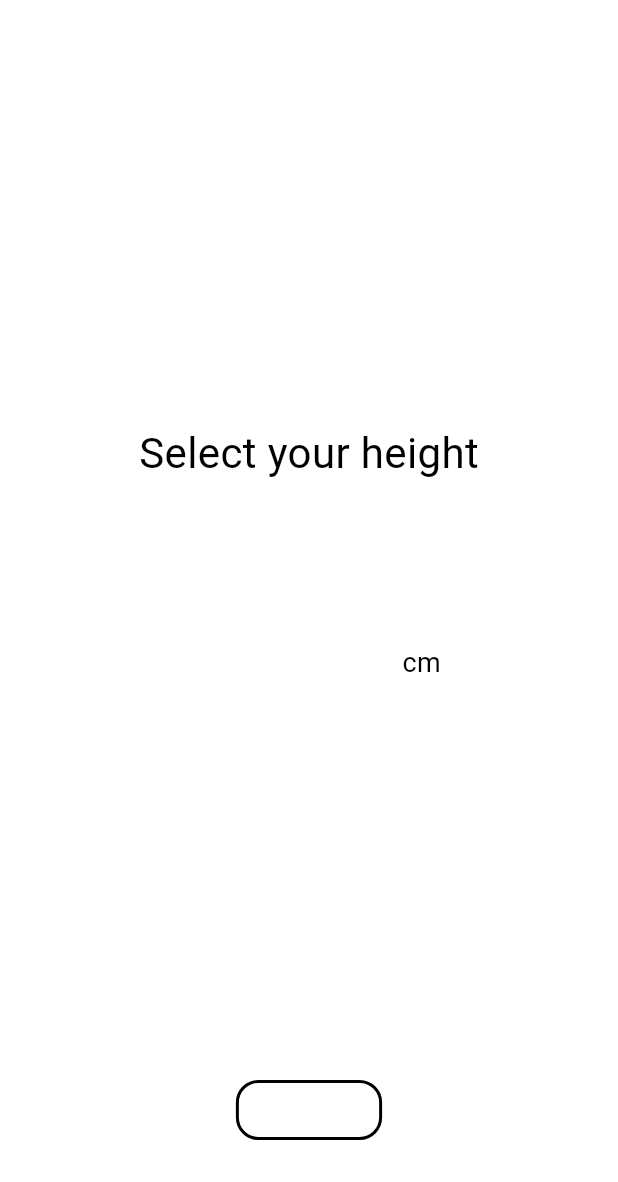
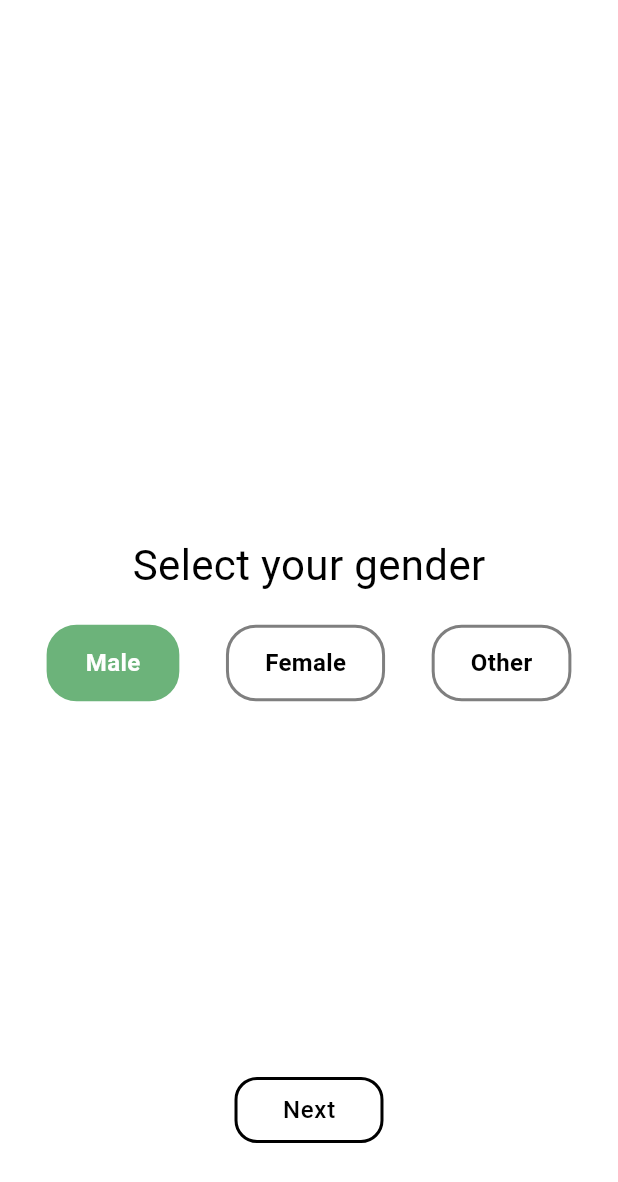
Before and after one commit to VGoychev/calorie_calculator, a Flutter app: the SetupView screen opened directly with empty values, on a phone screen of 412 x 824 dp. Shown: the top 1182 px of the screen. Run offline on Flutter 3.47's test engine with Material 3 defaults, Android fonts, the phone set to English and light mode, and no system bars; our stand-ins replace cloud_firestore, firebase_auth, firebase_core, google_sign_in, rive, shared_preferences; missing offline and left inert: flutter_facebook_auth, wheel_picker; accounts and stored records are empty; generated files the repository leaves out were written again.

Commit message:
ui update, selector's logic refactor, added gender to the user parameters.

```diff
--- a/lib/data/models/user.dart
+++ b/lib/data/models/user.dart
@@ -5,6 +5,7 @@ class User {
   final String? email;
   final String? name;
   final DateTime createdAt;
+  final String gender;
   final double height;
   final double weight;
   final double activityLevel;
@@ -15,6 +16,7 @@ class User {
     required this.email,
     required this.name,
     required this.createdAt,
+    required this.gender,
     required this.height,
     required this.weight,
     required this.activityLevel,
@@ -28,6 +30,7 @@ class User {
       email: map['email'],
       name: map['name'],
       createdAt: (map['createdAt'] as Timestamp).toDate(),
+      gender: map['gender'] ?? '',
       height: (map['height'] ?? 0).toDouble(),
       weight: (map['weight'] ?? 0).toDouble(),
       activityLevel: (map['activity_level'] ?? 0).toDouble(),
@@ -51,6 +54,10 @@ class User {
 
 // Check if the user hasn’t filled profile yet
   bool get isNewUser {
-    return height == 0 && weight == 0 && activityLevel == 0 && age == 0;
+    return height == 0 &&
+        weight == 0 &&
+        activityLevel == 0 &&
+        age == 0 &&
+        gender.isEmpty;
   }
 }
--- a/lib/screens/setup/age_selector/age_selector.dart
+++ b/lib/screens/setup/age_selector/age_selector.dart
@@ -20,7 +20,7 @@ class AgeSelector extends StatelessWidget {
           child: WheelPicker(
             builder: (context, index) => Text("$index", style: textStyle),
             itemCount: 113,
-            initialIndex: 18,
+            initialIndex: initialIndex,
             looping: false,
             selectedIndexColor: Theme.of(context).colorScheme.onSecondary,
             onIndexChanged: (index, interactionType) => onSelected(index),
--- /dev/null
+++ b/lib/screens/setup/gender_selector/gender_selector.dart
@@ -0,0 +1,84 @@
+import 'package:flutter/material.dart';
+
+class GenderSelector extends StatefulWidget {
+  final Function(String) onGenderSelected;
+  final String? initialGender;
+
+  const GenderSelector({
+    super.key,
+    required this.onGenderSelected,
+    this.initialGender = 'Male',
+  });
+
+  @override
+  State<GenderSelector> createState() => _GenderSelectorState();
+}
+
+class _GenderSelectorState extends State<GenderSelector> {
+  late String? _selectedGender;
+
+  @override
+  void initState() {
+    super.initState();
+    _selectedGender = widget.initialGender;
+  }
+
+  @override
+  void didUpdateWidget(GenderSelector oldWidget) {
+    super.didUpdateWidget(oldWidget);
+    if (widget.initialGender != oldWidget.initialGender) {
+      _selectedGender = widget.initialGender;
+    }
+  }
+
+  void _handleGenderSelect(String gender) {
+    setState(() {
+      _selectedGender = gender;
+    });
+    widget.onGenderSelected(gender);
+  }
+
+  @override
+  Widget build(BuildContext context) {
+    return Row(
+      mainAxisAlignment: MainAxisAlignment.spaceEvenly,
+      children: [
+        _buildGenderButton('Male'),
+        _buildGenderButton('Female'),
+        _buildGenderButton('Other'),
+      ],
+    );
+  }
+
+  Widget _buildGenderButton(String gender) {
+    final isSelected = _selectedGender == gender;
+    final theme = Theme.of(context);
+
+    return GestureDetector(
+      onTap: () => _handleGenderSelect(gender),
+      child: Container(
+        padding: const EdgeInsets.symmetric(horizontal: 24, vertical: 12),
+        decoration: BoxDecoration(
+          color: isSelected ? theme.colorScheme.primary : Colors.transparent,
+          borderRadius: BorderRadius.circular(20),
+          border: Border.all(
+            color: isSelected
+                ? theme.colorScheme.primary
+                : theme.colorScheme.onSurface.withOpacity(0.5),
+            width: 2,
+          ),
+        ),
+        child: Text(
+          gender,
+          style: TextStyle(
+            color: isSelected
+                ? theme.colorScheme.onPrimary
+                : theme.colorScheme.onSurface,
+            fontWeight: FontWeight.bold,
+            fontSize: 16,
+          ),
+        ),
+      ),
+    );
+  }
+}
--- a/lib/screens/setup/setup_view.dart
+++ b/lib/screens/setup/setup_view.dart
@@ -1,5 +1,6 @@
 import 'package:calorie_calculator/screens/setup/activity_level_selector/activity_level_selector.dart';
 import 'package:calorie_calculator/screens/setup/age_selector/age_selector.dart';
+import 'package:calorie_calculator/screens/setup/gender_selector/gender_selector.dart';
 import 'package:calorie_calculator/screens/setup/height_selector/height_selector.dart';
 import 'package:calorie_calculator/screens/setup/setup.dart';
 import 'package:calorie_calculator/screens/setup/weight_selector/weight_selector.dart';
@@ -26,6 +27,50 @@ class SetupView extends StatelessWidget {
                   children: [
                     Center(
                       child: Text(
+                        'Select your gender',
+                        style: TextStyle(
+                          fontSize: 28,
+                          color: Theme.of(context).colorScheme.onSecondary,
+                        ),
+                      ),
+                    ),
+                    SizedBox(
+                      height: 20,
+                    ),
+                    GenderSelector(
+                      onGenderSelected: (gender) {
+                        state.setGender(gender);
+                      },
+                      initialGender: state.gender,
+                    )
+                  ],
+                ),
+                Positioned(
+                  bottom: 60,
+                  child: ElevatedButton(
+                    onPressed: () {
+                      state.pageController.nextPage(
+                          duration: const Duration(milliseconds: 300),
+                          curve: Curves.easeInOut);
+                    },
+                    child: Text(
+                      'Next',
+                      style: Theme.of(context).textTheme.bodyLarge,
+                    ),
+                  ),
+                )
+              ],
+            ),
+          ),
+          Container(
+            child: Stack(
+              alignment: Alignment.center,
+              children: [
+                Column(
+                  mainAxisAlignment: MainAxisAlignment.center,
+                  children: [
+                    Center(
+                      child: Text(
                         'Select your height',
                         style: TextStyle(
                           fontSize: 28,
@@ -37,7 +82,11 @@ class SetupView extends StatelessWidget {
                       height: 20,
                     ),
                     HeightSelector(
-                        onSelected: (height) => state.height = height)
+                      onSelected: (height) {
+                        state.setHeight(height);
+                      },
+                      initialIndex: state.height,
+                    )
                   ],
                 ),
                 Positioned(
@@ -77,9 +126,15 @@ class SetupView extends StatelessWidget {
                       height: 20,
                     ),
                     WeightSelector(
-                        onSelectedWeight: (weight) => state.weightInt = weight,
-                        onSelectedFraction: (fraction) =>
-                            state.weightFraction = fraction),
+                      onSelectedWeight: (weight) {
+                        state.setWeight(weight);
+                      },
+                      onSelectedFraction: (fraction) {
+                        state.setWeightFraction(fraction);
+                      },
+                      initialIndex: state.weightInt,
+                      initialFraction: state.weightFraction,
+                    ),
                   ],
                 ),
                 Positioned(
@@ -118,7 +173,12 @@ class SetupView extends StatelessWidget {
                     SizedBox(
                       height: 20,
                     ),
-                    AgeSelector(onSelected: (age) => state.age = age)
+                    AgeSelector(
+                      onSelected: (age) {
+                        state.setAge(age);
+                      },
+                      initialIndex: state.age,
+                    )
                   ],
                 ),
                 Positioned(
@@ -156,7 +216,11 @@ class SetupView extends StatelessWidget {
                     height: 20,
                   ),
                   ActivityLevelSelector(
-                      onSelected: (level) => state.activityLevel = level),
+                    onSelected: (level) {
+                      state.setActivityLevel(level);
+                    },
+                    initialLevel: state.activityLevel,
+                  ),
                 ]),
                 Positioned(
                   bottom: 60,
--- a/lib/services/firestore_service.dart
+++ b/lib/services/firestore_service.dart
@@ -19,11 +19,11 @@ class FirestoreService {
         name: name?.trim(),
         email: email?.trim(),
         createdAt: createdAt.toDate(),
+        gender: '',
         height: 0,
         weight: 0,
         activityLevel: 0,
-      age: 0
-    );
+        age: 0);
 
     await userDoc.set(user.toMap());
   }
@@ -45,5 +45,4 @@ class FirestoreService {
       return null;
     }
   }
-
 }
```
Also changed, not shown: lib/screens/register/register_view.dart (+70 -23 lines), lib/screens/setup/activity_level_selector/activity_level_selector.dart (+18 -3 lines), lib/screens/setup/setup.dart (+42 -5 lines), lib/screens/setup/weight_selector/weight_selector.dart (+5 -2 lines), assets/icons/back.png (added), lib/screens/register/register.dart (line endings or trailing spaces), 2 other files. Lines whose indentation alone changed are shown as unchanged.
